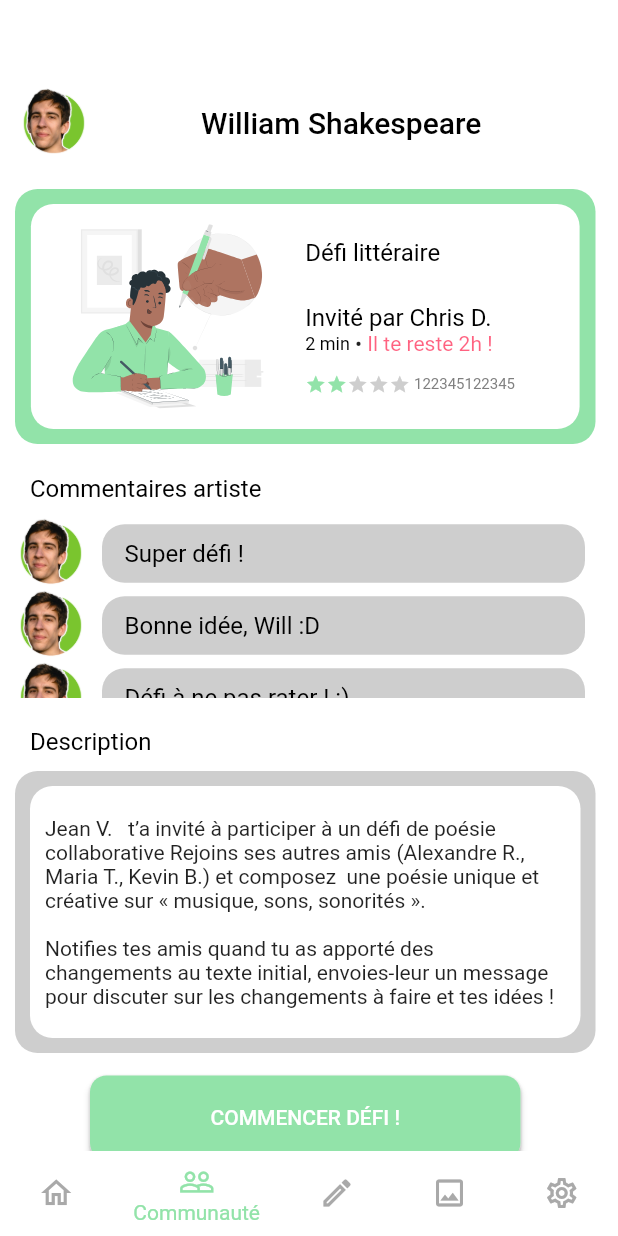
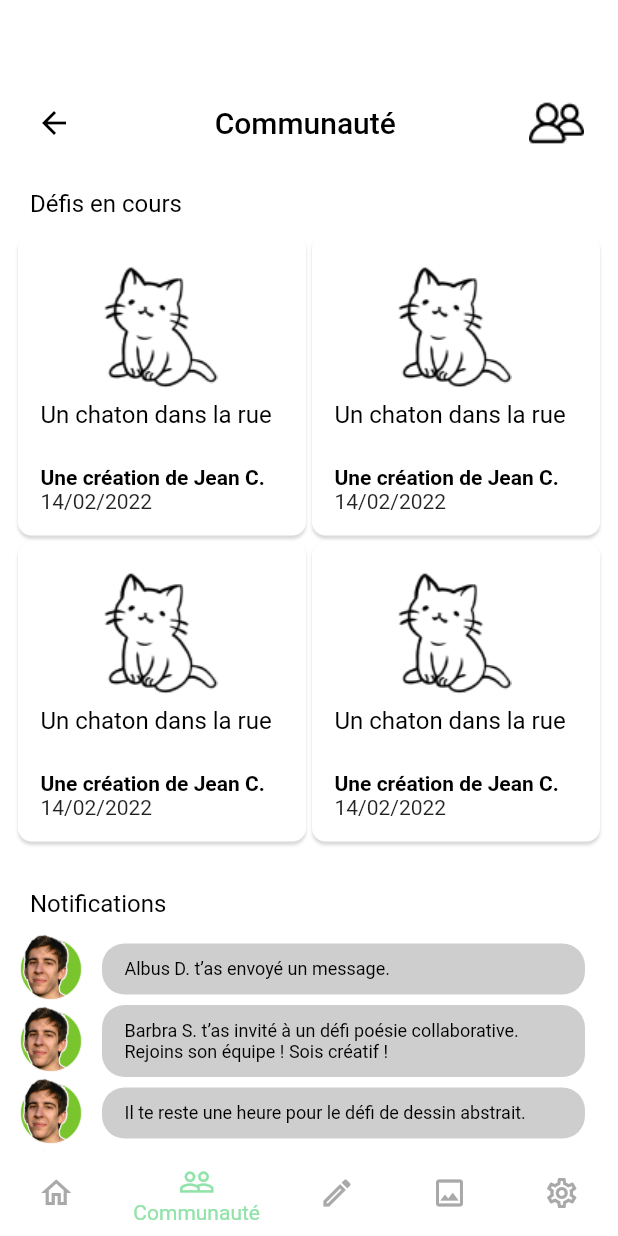
Before and after one commit to scurila/artivity-front, a Flutter app: the LoggedInScreen screen opened directly, item 2 of the bottom bar chosen, on a phone screen of 412 x 824 dp. Run offline on Flutter 3.47's test engine with Material 2 defaults, Android fonts, the phone set to English and light mode, and no system bars; our stand-ins replace flutter_svg.

Commit message:
Communaute screen v0

```diff
--- /dev/null
+++ b/lib/screens/Communaute/Communaute.dart
@@ -0,0 +1,218 @@
+import 'package:artivity_front/screens/defiLitteraire/DefiLitteraire.dart';
+import 'package:artivity_front/screens/presentation_defi/widgets/Defi.dart';
+import 'package:artivity_front/screens/accueil/widgets/CreationCard.dart';
+
+import 'package:artivity_front/screens/widgets/Headbar.dart';
+import 'package:artivity_front/screens/widgets/ReturnButton.dart';
+import 'package:artivity_front/theme/constants.dart';
+import 'package:flutter/material.dart';
+
+import '../../theme/style.dart';
+import '../widgets/ReusableFilledButton.dart';
+
+class Communaute extends StatelessWidget {
+  const Communaute({Key? key}) : super(key: key);
+
+  @override
+  Widget build(BuildContext context) {
+    return Material(
+      type: MaterialType.transparency,
+      child: Container(
+        width: MediaQuery.of(context).size.width - 5,
+        padding: const EdgeInsets.fromLTRB(0, 20, 0, 0),
+        decoration: const BoxDecoration(color: Colors.white),
+        child: Column(
+            children: [
+
+              // ----- App bar -----
+              Headbar(
+                  leftContainer: ReturnButton(),
+                  text: "Communauté",
+                  rightContainer: Image.asset('assets/images/friends.png', width:48/*height: 10,*/)),
+              Container(
+                height: MediaQuery.of(context).size.height - 123 - 40,
+                child: Scrollbar(
+                  child: SingleChildScrollView(
+                    child: Column(
+                        children: [
+                          SizedBox(height: 20),
+                          // ----- Texte -----
+                          Container(
+                              padding: EdgeInsets.only(left: 20.0),
+                              width: MediaQuery.of(context).size.width,
+                              child: Text("Défis en cours",textAlign: TextAlign.left ,style: Styles.challengeDescription)
+                          ),
+                          SizedBox(height: 10),
+
+                          Container(
+                            margin: const EdgeInsets.fromLTRB(10, 0, 10, 10),
+                            child: Column( // cards
+                              children: [
+                                Row(
+                                  children: [
+                                    CreationCard(title: "Un chaton dans la rue", author: "Jean C.", date: "14/02/2022", imgUrl: "assets/images/creation_placeholder.png"),
+                                    CreationCard(title: "Un chaton dans la rue", author: "Jean C.", date: "14/02/2022", imgUrl: "assets/images/creation_placeholder.png"),
+                                  ],
+                                ),
+                                Row(
+                                  children: [
+                                    CreationCard(title: "Un chaton dans la rue", author: "Jean C.", date: "14/02/2022", imgUrl: "assets/images/creation_placeholder.png"),
+                                    CreationCard(title: "Un chaton dans la rue", author: "Jean C.", date: "14/02/2022", imgUrl: "assets/images/creation_placeholder.png"),
+                                  ],
+                                )
+                              ],
+                            ),
+                          ),
+
+                          // ----- Type défi + infos -----
+                          /*Container(
+                            margin: const EdgeInsets.symmetric(horizontal: 10),
+                            padding: const EdgeInsets.fromLTRB(10, 10, 10, 10),
+                            decoration: BoxDecoration(color: Styles.accentColor,borderRadius: BorderRadius.all(Radius.circular(15)),
+                            ),
+                            child: Column(
+                              children: [
+                                Defi(challengeType: CHALLENGE_TYPE_ECRITURE, invitedBy: "Chris D.", executionTime: "2", leftTime: "2h", eval: 2, artists: "122345",),
+                              ],
+                            ),
+                          ),*/
+                          SizedBox(height: 20),
+
+                          // ----- Texte -----
+                          Container(
+                              padding: EdgeInsets.only(left: 20.0),
+                              width: MediaQuery.of(context).size.width,
+                              child: Text("Notifications",textAlign: TextAlign.left ,style: Styles.challengeDescription)
+                          ),
+                          SizedBox(height: 10),
+
+                          // ----- Notifications + scrollbar -----
+                          Container(
+                            height: 150,
+                            child: Scrollbar(
+                              child: SingleChildScrollView(
+                                child: Column(
+                                    children: [
+                                      // Notification
+                                      Row(
+                                          children: [
+                                            Container(
+                                              padding: const EdgeInsets.fromLTRB(10, 0, 0, 0),
+                                              child: Image.asset('assets/images/ARTHUR.png', width: 48,),
+                                            ),
+                                            Container(
+                                              width: MediaQuery.of(context).size.width - 90,
+                                              margin: const EdgeInsets.symmetric(horizontal: 10),
+                                              padding: const EdgeInsets.fromLTRB(10, 10, 10, 10),
+                                              decoration: BoxDecoration(color: Styles.greyedOutColor,borderRadius: BorderRadius.all(Radius.circular(15)),
+                                              ),
+                                              child: Column(
+                                                children: [
+                                                  //Image.asset('assets/images/ARTHUR.png', width: 48,),
+                                                  Container(
+                                                      padding: EdgeInsets.only(left: 5.0),
+                                                      width: MediaQuery.of(context).size.width,
+                                                      child: Text("Albus D. t’as envoyé un message.",textAlign: TextAlign.left ,style: Styles.notificationDescription)
+                                                  ),
+                                                ],
+                                              ),
+                                            ),
+                                          ]
+                                      ),
+
+                                      // ----- Notification -----
+                                      Row(
+                                          children: [
+                                            Container(
+                                              padding: const EdgeInsets.fromLTRB(10, 0, 0, 0),
+                                              child: Image.asset('assets/images/ARTHUR.png', width: 48,),
+                                            ),
+                                            Container(
+                                              width: MediaQuery.of(context).size.width - 90,
+                                              margin: const EdgeInsets.symmetric(horizontal: 10),
+                                              padding: const EdgeInsets.fromLTRB(10, 10, 10, 10),
+                                              decoration: BoxDecoration(color: Styles.greyedOutColor,borderRadius: BorderRadius.all(Radius.circular(15)),
+                                              ),
+                                              child: Column(
+                                                children: [
+                                                  //Image.asset('assets/images/ARTHUR.png', width: 48,),
+                                                  Container(
+                                                      padding: EdgeInsets.only(left: 5.0),
+                                                      width: MediaQuery.of(context).size.width,
+                                                      child: Text("Barbra S. t’as invité à un défi poésie collaborative. Rejoins son équipe ! Sois créatif !",textAlign: TextAlign.left ,style: Styles.notificationDescription)
+                                                  ),
+                                                ],
+                                              ),
+                                            ),
+                                          ]
+                                      ),
+
+                                      // ----- Notification -----
+                                      Row(
+                                          children: [
+                                            Container(
+                                              padding: const EdgeInsets.fromLTRB(10, 0, 0, 0),
+                                              child: Image.asset('assets/images/ARTHUR.png', width: 48,),
+                                            ),
+                                            Container(
+                                              width: MediaQuery.of(context).size.width - 90,
+                                              margin: const EdgeInsets.symmetric(horizontal: 10),
+                                              padding: const EdgeInsets.fromLTRB(10, 10, 10, 10),
+                                              decoration: BoxDecoration(color: Styles.greyedOutColor,borderRadius: BorderRadius.all(Radius.circular(15)),
+                                              ),
+                                              child: Column(
+                                                children: [
+                                                  Container(
+                                                      padding: EdgeInsets.only(left: 5.0),
+                                                      width: MediaQuery.of(context).size.width,
+                                                      child: Text("Il te reste une heure pour le défi de dessin abstrait.",textAlign: TextAlign.left ,style: Styles.notificationDescription)
+                                                  ),
+                                                ],
+                                              ),
+                                            ),
+                                          ]
+                                      ),
+
+                                      // ----- Notification -----
+                                      Row(
+                                          children: [
+                                            Container(
+                                              padding: const EdgeInsets.fromLTRB(10, 0, 0, 0),
+                                              child: Image.asset('assets/images/ARTHUR.png', width: 48,),
+                                            ),
+                                            Container(
+                                              width: MediaQuery.of(context).size.width - 90,
+                                              margin: const EdgeInsets.symmetric(horizontal: 10),
+                                              padding: const EdgeInsets.fromLTRB(10, 10, 10, 10),
+                                              decoration: BoxDecoration(color: Styles.greyedOutColor,borderRadius: BorderRadius.all(Radius.circular(15)),
+                                              ),
+                                              child: Column(
+                                                children: [
+                                                  Container(
+                                                      padding: EdgeInsets.only(left: 5.0),
+                                                      width: MediaQuery.of(context).size.width,
+                                                      child: Text(" Il te reste 30 minutes pour le défi littéraire",textAlign: TextAlign.left ,style: Styles.notificationDescription)
+                                                  ),
+                                                ],
+                                              ),
+                                            ),
+                                          ]
+                                      ),
+                                    ]
+                                ),
+                              ),
+                            ),
+                          ),
+                          SizedBox(height: 20),
+                        ]
+                    ),
+                  ),
+                ),
+
+              ),
+            ]
+        ),
+      ),
+    );
+  }
+}
--- a/lib/screens/loggedInScreen/LoggedInScreen.dart
+++ b/lib/screens/loggedInScreen/LoggedInScreen.dart
@@ -1,5 +1,6 @@
 import 'package:artivity_front/screens/presentation_defi/PresentationDefi.dart';
 import 'package:flutter/material.dart';
+import 'package:artivity_front/screens/Communaute/Communaute.dart';
 
 import '../../theme/style.dart';
 import '../accueil/Accueil.dart';
@@ -13,7 +14,7 @@ class LoggedInScreen extends StatefulWidget {
 class _LoggedInScreenState extends State<LoggedInScreen> {
   static const List<Widget> _pages = [
     Accueil(),
-    PresentationDefi(),
+    Communaute(),
     PresentationDefi(),
     PresentationDefi(),
     PresentationDefi(), // todo
--- a/lib/screens/presentation_defi/PresentationDefi.dart
+++ b/lib/screens/presentation_defi/PresentationDefi.dart
@@ -24,7 +24,7 @@ class PresentationDefi extends StatelessWidget {
 
               // ----- App bar -----
               Headbar(
-                  leftContainer: Image.asset('assets/images/ARTHUR.png', width: 48,),
+                  leftContainer: Image.asset('assets/images/ARTHUR.png', height: 48,),
                   text: "William Shakespeare",
                   rightContainer: Container()),
               Container(
--- a/lib/screens/widgets/ReturnButton.dart
+++ b/lib/screens/widgets/ReturnButton.dart
@@ -8,7 +8,7 @@ class ReturnButton extends StatelessWidget {
   @override
   Widget build(BuildContext context) {
     return Container(
-      padding: const EdgeInsets.fromLTRB(10, 0, 0, 0),
+      padding: const EdgeInsets.fromLTRB(0, 0, 0, 0),
       child: IconButton(
         onPressed: () {
           Navigator.pop(context);
--- a/lib/theme/style.dart
+++ b/lib/theme/style.dart
@@ -103,6 +103,11 @@ class Styles {
       color: Colors.black
   );
 
+  static TextStyle notificationDescription = const TextStyle(
+      fontSize: 12,
+      color: Colors.black
+  );
+
   static BoxBorder get noBorder {
     return Border.all(color: Colors.white, width: 0.0);
   }
```
Also changed, not shown: assets/images/friends.png (added).
